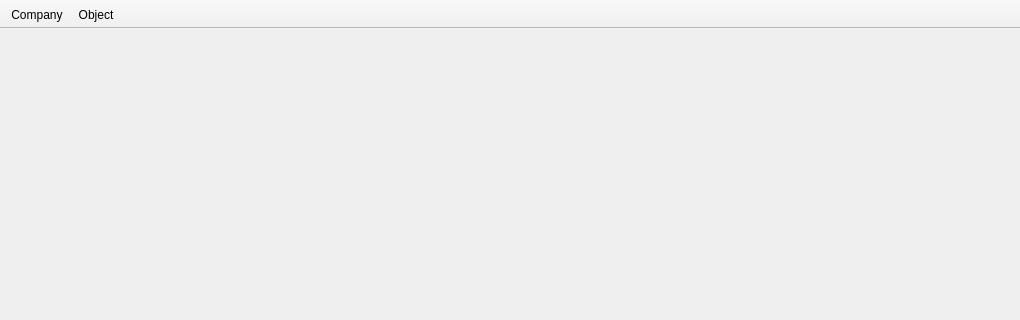
This is src/ui/mainwindow.ui in Leonoo/CleanEstimate as Qt 5 draws it before an edit; both pictures show x 0 to 1020 and y 0 to 320 of the 1020 by 726 pixel window. The edited form follows.
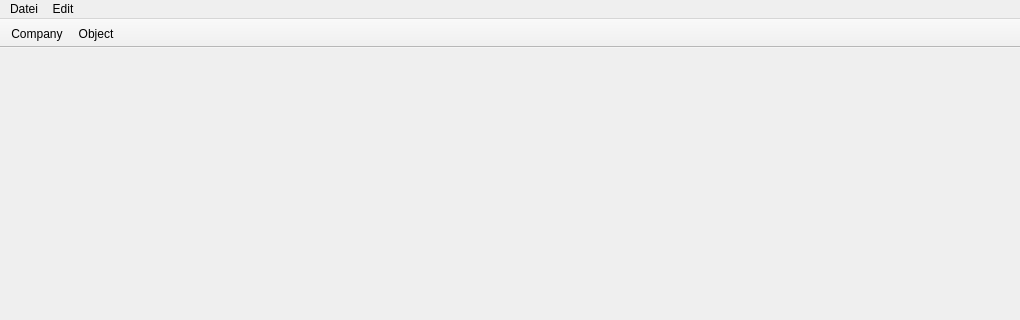
This is the edited form.

Patch:
```diff
--- a/src/ui/mainwindow.ui
+++ b/src/ui/mainwindow.ui
@@ -25,6 +25,20 @@
      <height>20</height>
     </rect>
    </property>
+   <widget class="QMenu" name="menuDatei">
+    <property name="title">
+     <string>Datei</string>
+    </property>
+   </widget>
+   <widget class="QMenu" name="menuEdit">
+    <property name="title">
+     <string>Edit</string>
+    </property>
+    <addaction name="actionIdentifiers"/>
+    <addaction name="actionCoatings"/>
+   </widget>
+   <addaction name="menuDatei"/>
+   <addaction name="menuEdit"/>
   </widget>
   <widget class="QStatusBar" name="statusbar"/>
   <widget class="QToolBar" name="toolBar">
```
Left out of the diff: 10 changed lines with no effect on the pictures.
